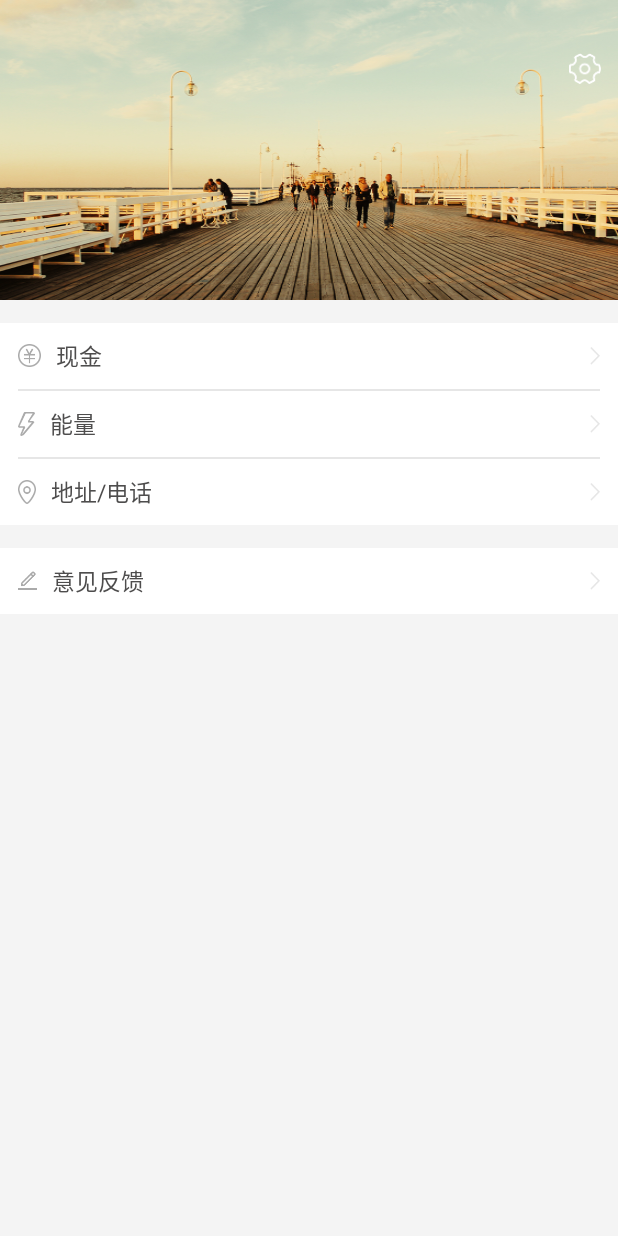
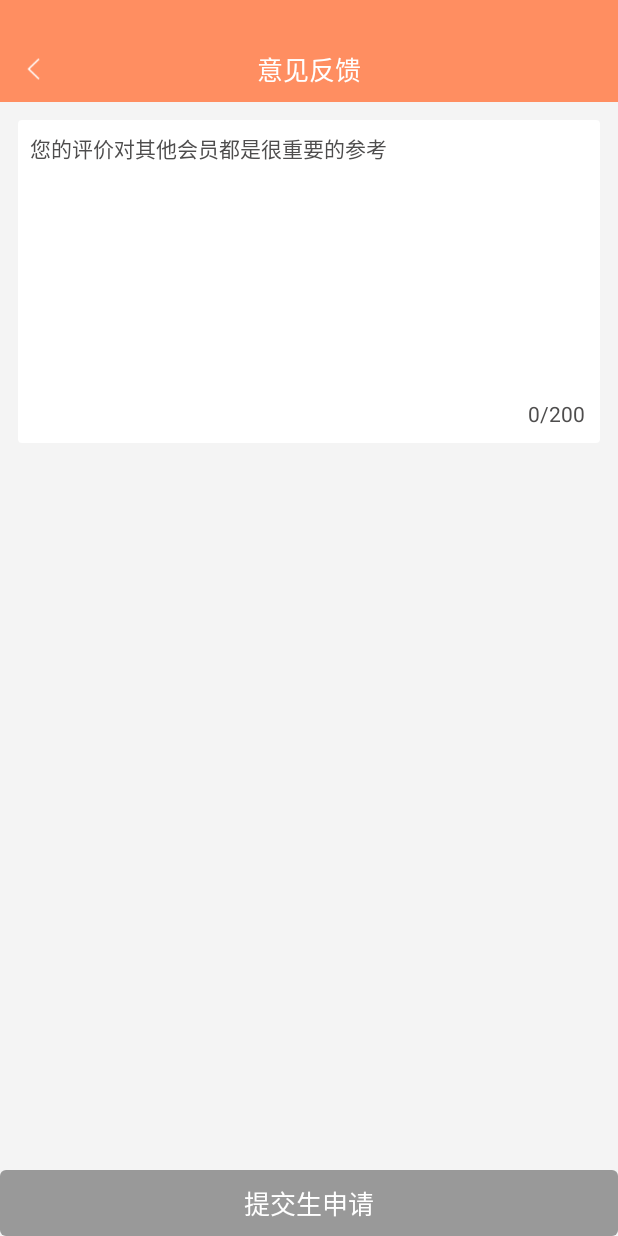
Before and after one commit to jwc12321/NgMerchant, an Android app: the fragment PersonalCenterFragment shown on its own in the app's theme, after a tap on "意见反馈", on a phone screen of 412 x 824 dp. Run offline under Robolectric (Android 15) with nearby library versions, the phone set to English and light mode, and no system bars; our stand-ins replace ButterKnife, Dagger/Hilt's generated code, RxJava; libraries missing offline, so code that uses them is left out: cn.jpush.android, com.makeramen.roundedimageview, com.umeng.analytics; plain views replace RoundedImageView; 1 statement that could not run was skipped.

Commit message:
反馈意见

```diff
--- a/app/src/main/AndroidManifest.xml
+++ b/app/src/main/AndroidManifest.xml
@@ -116,6 +116,8 @@
             android:screenOrientation="portrait"/>
         <activity android:name=".bankcard.ui.AddBankImActivity"
             android:screenOrientation="portrait"/>
+        <activity android:name=".feedback.ui.FeedBackActivity"
+            android:screenOrientation="portrait"/>
     </application>
 
 </manifest>
--- a/app/src/main/java/com/nenggou/slsm/data/remote/RestApiService.java
+++ b/app/src/main/java/com/nenggou/slsm/data/remote/RestApiService.java
@@ -20,6 +20,7 @@ import com.nenggou.slsm.data.request.BillIdRequest;
 import com.nenggou.slsm.data.request.CashDetailListRequest;
 import com.nenggou.slsm.data.request.DayIncomeRequest;
 import com.nenggou.slsm.data.request.EnergyRequest;
+import com.nenggou.slsm.data.request.FeedbackRequest;
 import com.nenggou.slsm.data.request.HistoryIncomeRequest;
 import com.nenggou.slsm.data.request.IntercourseRecordRequest;
 import com.nenggou.slsm.data.request.PageRequest;
@@ -101,4 +102,8 @@ public interface RestApiService {
     //添加银行卡
     @POST("home/business/addbankcard")
     Flowable<RemoteDataWrapper<AddbankcardInfo>> addbankcard(@Body AddbankcardRequest addbankcardRequest);
+
+    //意见反馈
+    @POST("home/business/appfeedback")
+    Flowable<RemoteDataWrapper<String>> subFeedBack(@Body FeedbackRequest feedbackRequest);
 }
--- /dev/null
+++ b/app/src/main/java/com/nenggou/slsm/feedback/FeedbackContract.java
@@ -0,0 +1,17 @@
+package com.nenggou.slsm.feedback;
+
+import com.nenggou.slsm.BasePresenter;
+import com.nenggou.slsm.BaseView;
+
+/**
+ * Created by JWC on 2018/6/23.
+ */
+
+public interface FeedbackContract {
+    interface FeedbackPresenter extends BasePresenter{
+        void subFeedBack(String feedbackinfo);
+    }
+    interface FeedbackView extends BaseView<FeedbackPresenter>{
+        void subSuccess();
+    }
+}
--- /dev/null
+++ b/app/src/main/java/com/nenggou/slsm/feedback/FeedbackModule.java
@@ -0,0 +1,20 @@
+package com.nenggou.slsm.feedback;
+
+import dagger.Module;
+import dagger.Provides;
+
+/**
+ * Created by JWC on 2018/6/23.
+ */
+@Module
+public class FeedbackModule {
+    private FeedbackContract.FeedbackView feedbackView;
+
+    public FeedbackModule(FeedbackContract.FeedbackView feedbackView) {
+        this.feedbackView = feedbackView;
+    }
+    @Provides
+    FeedbackContract.FeedbackView provideFeedbackView(){
+        return feedbackView;
+    }
+}
--- /dev/null
+++ b/app/src/main/java/com/nenggou/slsm/feedback/presenter/FeedbackPresenter.java
@@ -0,0 +1,79 @@
+package com.nenggou.slsm.feedback.presenter;
+
+import com.nenggou.slsm.data.RxSchedulerTransformer;
+import com.nenggou.slsm.data.remote.RestApiService;
+import com.nenggou.slsm.data.remote.RxRemoteDataParse;
+import com.nenggou.slsm.data.request.FeedbackRequest;
+import com.nenggou.slsm.feedback.FeedbackContract;
+
+import java.util.ArrayList;
+import java.util.List;
+
+import javax.inject.Inject;
+
+import io.reactivex.disposables.Disposable;
+import io.reactivex.functions.Consumer;
+
+/**
+ * Created by JWC on 2018/6/23.
+ */
+
+public class FeedbackPresenter implements FeedbackContract.FeedbackPresenter {
+    private RestApiService restApiService;
+    private List<Disposable> mDisposableList = new ArrayList<>();
+    private FeedbackContract.FeedbackView feedbackView;
+
+    @Inject
+    public FeedbackPresenter(RestApiService restApiService, FeedbackContract.FeedbackView feedbackView) {
+        this.restApiService = restApiService;
+        this.feedbackView = feedbackView;
+    }
+
+    @Inject
+    public void setupListener() {
+        feedbackView.setPresenter(this);
+    }
+
+
+    @Override
+    public void start() {
+
+    }
+
+    @Override
+    public void pause() {
+
+    }
+
+    @Override
+    public void destroy() {
+        for (Disposable disposable : mDisposableList) {
+            if (!disposable.isDisposed()) {
+                disposable.dispose();
+            }
+        }
+    }
+
+    @Override
+    public void subFeedBack(String feedbackinfo) {
+        feedbackView.showLoading();
+        FeedbackRequest feedbackRequest=new FeedbackRequest(feedbackinfo);
+        Disposable disposable=restApiService.subFeedBack(feedbackRequest)
+                .flatMap(new RxRemoteDataParse<String>())
+                .compose(new RxSchedulerTransformer<String>())
+                .subscribe(new Consumer<String>() {
+                    @Override
+                    public void accept(String strings) throws Exception {
+                        feedbackView.dismissLoading();
+                        feedbackView.subSuccess();
+                    }
+                }, new Consumer<Throwable>() {
+                    @Override
+                    public void accept(Throwable throwable) throws Exception {
+                        feedbackView.dismissLoading();
+                        feedbackView.showError(throwable);
+                    }
+                });
+        mDisposableList.add(disposable);
+    }
+}
--- /dev/null
+++ b/app/src/main/java/com/nenggou/slsm/feedback/ui/FeedBackActivity.java
@@ -0,0 +1,148 @@
+package com.nenggou.slsm.feedback.ui;
+
+import android.content.Context;
+import android.content.Intent;
+import android.os.Bundle;
+import android.support.annotation.Nullable;
+import android.text.Editable;
+import android.view.MotionEvent;
+import android.view.View;
+import android.view.inputmethod.InputMethodManager;
+import android.widget.Button;
+import android.widget.EditText;
+import android.widget.ImageView;
+import android.widget.RelativeLayout;
+import android.widget.TextView;
+
+import com.nenggou.slsm.BaseActivity;
+import com.nenggou.slsm.R;
+import com.nenggou.slsm.bankcard.ui.PutForwardActivity;
+import com.nenggou.slsm.feedback.DaggerFeedbackComponent;
+import com.nenggou.slsm.feedback.FeedbackContract;
+import com.nenggou.slsm.feedback.FeedbackModule;
+import com.nenggou.slsm.feedback.presenter.FeedbackPresenter;
+
+import javax.inject.Inject;
+
+import butterknife.BindView;
+import butterknife.ButterKnife;
+import butterknife.OnClick;
+import butterknife.OnTextChanged;
+
+/**
+ * Created by JWC on 2018/6/23.
+ */
+
+public class FeedBackActivity extends BaseActivity implements FeedbackContract.FeedbackView{
+    @BindView(R.id.back)
+    ImageView back;
+    @BindView(R.id.title)
+    TextView title;
+    @BindView(R.id.title_rel)
+    RelativeLayout titleRel;
+    @BindView(R.id.text_number)
+    TextView textNumber;
+    @BindView(R.id.evaluate_et)
+    EditText evaluateEt;
+    @BindView(R.id.confirm_bt)
+    Button confirmBt;
+
+    @Inject
+    FeedbackPresenter feedbackPresenter;
+
+    public static void start(Context context) {
+        Intent intent = new Intent(context, FeedBackActivity.class);
+        context.startActivity(intent);
+    }
+
+    @Override
+    public void onCreate(@Nullable Bundle savedInstanceState) {
+        super.onCreate(savedInstanceState);
+        setContentView(R.layout.activity_feedback);
+        ButterKnife.bind(this);
+        setHeight(back,title,null);
+    }
+
+    @OnTextChanged(R.id.evaluate_et)
+    public void onTextChange(Editable editable) {
+        int length = editable.toString().length();
+        textNumber.setText(length + "");
+        textNumber.setTextColor(length > 80 ? getResources().getColor(R.color.appText11) : getResources().getColor(R.color.appText2));
+        if(length>0){
+            confirmBt.setEnabled(true);
+        }else {
+            confirmBt.setEnabled(false);
+        }
+    }
+
+    @Override
+    public View getSnackBarHolderView() {
+        return null;
+    }
+
+    @OnClick({R.id.back,R.id.confirm_bt})
+    public void onClick(View view) {
+        switch (view.getId()) {
+            case R.id.back:
+                finish();
+                break;
+            case R.id.confirm_bt:
+                feedbackPresenter.subFeedBack(evaluateEt.getText().toString());
+                break;
+            default:
+        }
+    }
+
+    @Override
+    public void setPresenter(FeedbackContract.FeedbackPresenter presenter) {
+
+    }
+
+    @Override
+    protected void initializeInjector() {
+        DaggerFeedbackComponent.builder()
+                .applicationComponent(getApplicationComponent())
+                .feedbackModule(new FeedbackModule(this))
+                .build()
+                .inject(this);
+    }
+
+    @Override
+    public void subSuccess() {
+        showError("提交成功");
+        finish();
+    }
+
+    @Override
+    public boolean dispatchTouchEvent(MotionEvent ev) {
+        if (ev.getAction() == MotionEvent.ACTION_DOWN) {
+            View v = getCurrentFocus();
+            if (isShouldHideInput(v, ev)) {
+                InputMethodManager imm = (InputMethodManager) getSystemService(Context.INPUT_METHOD_SERVICE);
+                if (imm != null) {
+                    assert v != null;
+                    imm.hideSoftInputFromWindow(v.getWindowToken(), 0);
+                }
+            }
+            return super.dispatchTouchEvent(ev);
+        }
+        // 必不可少，否则所有的组件都不会有TouchEvent了
+        return getWindow().superDispatchTouchEvent(ev) || onTouchEvent(ev);
+    }
+
+    public boolean isShouldHideInput(View v, MotionEvent event) {
+        if (v != null && (v instanceof EditText)) {
+            int[] leftTop = {0, 0};
+            //获取输入框当前的location位置
+            v.getLocationInWindow(leftTop);
+            int left = leftTop[0];
+            int top = leftTop[1];
+            int bottom = top + v.getHeight();
+            int right = left + v.getWidth();
+            return !(event.getX() > left && event.getX() < right
+                    && event.getY() > top && event.getY() < bottom);
+        }
+        return false;
+    }
+
+}
--- a/app/src/main/java/com/nenggou/slsm/mine/ui/PersonalCenterFragment.java
+++ b/app/src/main/java/com/nenggou/slsm/mine/ui/PersonalCenterFragment.java
@@ -15,6 +15,7 @@ import com.nenggou.slsm.R;
 import com.nenggou.slsm.address.ui.AddressTelActivity;
 import com.nenggou.slsm.cash.ui.CashActivity;
 import com.nenggou.slsm.evaluate.ui.AllEvaluationActivity;
+import com.nenggou.slsm.feedback.ui.FeedBackActivity;
 
 import butterknife.BindView;
 import butterknife.ButterKnife;
@@ -102,6 +103,7 @@ public class PersonalCenterFragment extends BaseFragment {
                 AddressTelActivity.start(getActivity());
                 break;
             case R.id.item_feedback://意见反馈
+                FeedBackActivity.start(getActivity());
                 break;
             default:
         }
--- /dev/null
+++ b/app/src/main/res/drawable/null_bg.xml
@@ -0,0 +1,6 @@
+<?xml version="1.0" encoding="utf-8"?>
+<shape xmlns:android="http://schemas.android.com/apk/res/android"
+    android:shape="rectangle">
+    <size android:width="1dp" android:height="0.5dp"/>
+    <solid android:color="@android:color/transparent"/>
+</shape>
--- /dev/null
+++ b/app/src/main/res/layout/activity_feedback.xml
@@ -0,0 +1,76 @@
+<?xml version="1.0" encoding="utf-8"?>
+<LinearLayout xmlns:android="http://schemas.android.com/apk/res/android"
+    android:layout_width="match_parent"
+    android:layout_height="match_parent"
+    android:background="@color/backGround1"
+    android:orientation="vertical">
+
+    <RelativeLayout
+        android:id="@+id/title_rel"
+        style="@style/title_rl_style">
+
+        <ImageView
+            android:id="@+id/back"
+            style="@style/title_left_back_style" />
+
+        <TextView
+            android:id="@+id/title"
+            style="@style/title_text_style"
+            android:text="@string/feedback" />
+    </RelativeLayout>
+
+
+    <RelativeLayout
+        android:layout_width="match_parent"
+        android:layout_height="match_parent">
+
+        <FrameLayout
+            android:layout_width="match_parent"
+            android:layout_height="wrap_content"
+            android:layout_margin="@dimen/common_twelve_margin"
+            android:background="@drawable/feedback_bg">
+
+            <LinearLayout
+                android:layout_width="wrap_content"
+                android:layout_height="wrap_content"
+                android:layout_gravity="right|bottom"
+                android:layout_margin="@dimen/common_ten_margin"
+                android:orientation="horizontal">
+
+                <TextView
+                    android:id="@+id/text_number"
+                    android:layout_width="wrap_content"
+                    android:layout_height="wrap_content"
+                    android:text="0"
+                    android:textColor="@color/appText2" />
+
+                <TextView
+                    android:layout_width="wrap_content"
+                    android:layout_height="wrap_content"
+                    android:layout_gravity="right|bottom"
+                    android:text="/200"
+                    android:textColor="@color/appText2" />
+            </LinearLayout>
+
+            <EditText
+                android:id="@+id/evaluate_et"
+                android:layout_width="match_parent"
+                android:layout_height="@dimen/common_two_hundred_margin"
+                android:background="@drawable/null_bg"
+                android:gravity="left|top"
+                android:hint="您的评价对其他会员都是很重要的参考"
+                android:maxEms="200"
+                android:maxLength="200"
+                android:padding="@dimen/common_eight_margin"
+                android:textColorHint="@color/appText2"
+                android:textSize="14sp" />
+        </FrameLayout>
+
+        <Button
+            android:id="@+id/confirm_bt"
+            style="@style/confirm_bt_style"
+            android:layout_alignParentBottom="true"
+            android:enabled="false"
+            android:text="提交生申请" />
+    </RelativeLayout>
+</LinearLayout>
--- a/app/src/main/res/values/colors.xml
+++ b/app/src/main/res/values/colors.xml
@@ -16,6 +16,8 @@
     <color name="appText7">#616161</color>
     <color name="appText8">#999999</color>
     <color name="appText9">#56C9FF</color>
+    <color name="appText11">#e61818</color>
+    <color name="appText12">#5F5F5F</color>
 
 
     <color name="backGround1">#f4f4f4</color>
--- a/app/src/main/res/values/styles.xml
+++ b/app/src/main/res/values/styles.xml
@@ -295,4 +295,11 @@
         <item name="android:textColor">@color/appText1</item>
         <item name="android:textSize">17sp</item>
     </style>
+    <style name="confirm_bt_style">
+        <item name="android:layout_width">match_parent</item>
+        <item name="android:layout_height">@dimen/common_forty_four_margin</item>
+        <item name="android:background">@drawable/put_forward_button_bg</item>
+        <item name="android:textColor">@color/appText1</item>
+        <item name="android:textSize">17sp</item>
+    </style>
 </resources>
```
Also changed, not shown: app/src/main/java/com/nenggou/slsm/data/request/FeedbackRequest.java (added, +16 -0 lines), app/src/main/java/com/nenggou/slsm/feedback/FeedbackComponent.java (added, +17 -0 lines), app/src/main/res/drawable/feedback_bg.xml (renamed from app/src/main/res/drawable/putforward_bg.xml).
